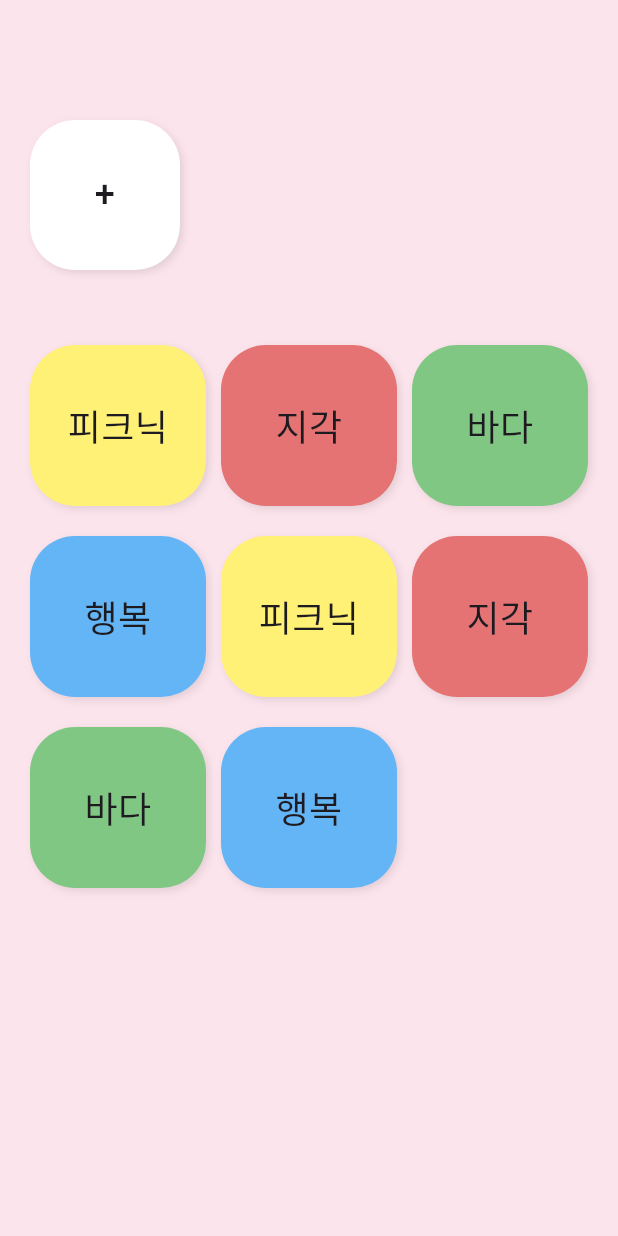
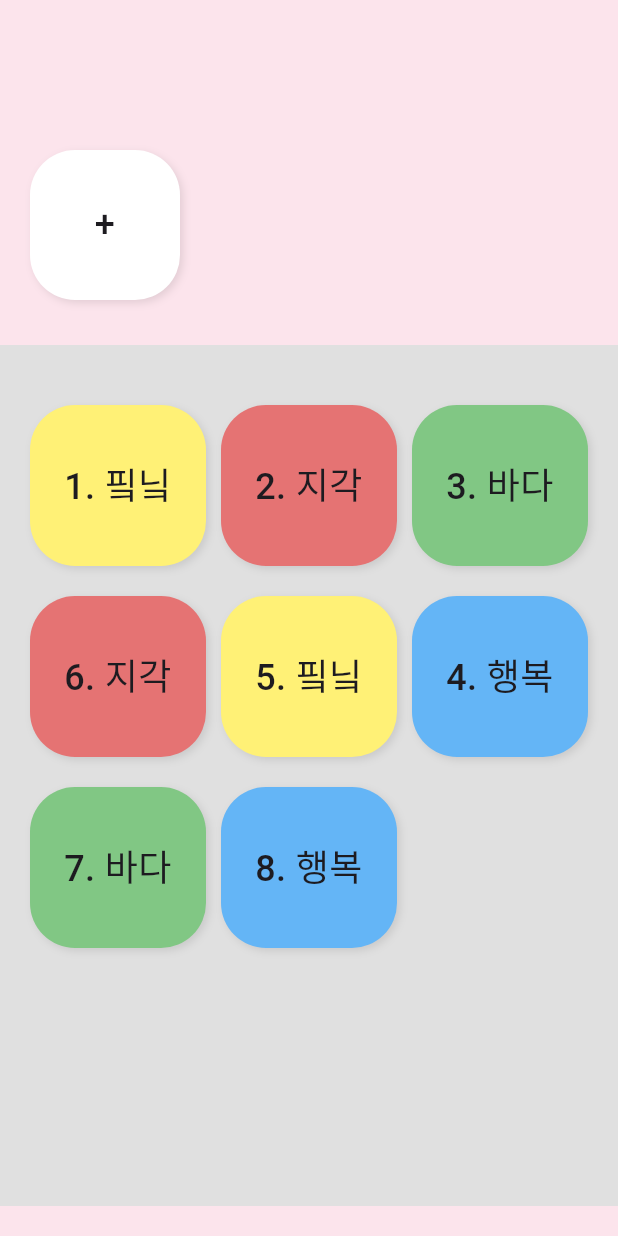
Before and after one commit to zigsong/insidegram, a Flutter app: the screen it shows after launch, on a phone screen of 412 x 824 dp. Run offline on Flutter 3.47's test engine with Material 3 defaults, Android fonts, the phone set to English and light mode, and no system bars.

Commit message:
feat: order beadItems, separate bg color

```diff
--- a/lib/screens/home_screen.dart
+++ b/lib/screens/home_screen.dart
@@ -14,10 +14,14 @@ class _HomescreenState extends State<Homescreen> {
   @override
   Widget build(BuildContext context) {
     List<BeadItem> beadItemsData = [
-      BeadItem(title: '피크닉'),
-      BeadItem(title: '지각', color: Colors.red.shade300),
-      BeadItem(title: '바다', color: Colors.green.shade300),
-      BeadItem(title: '행복', color: Colors.blue.shade300),
+      BeadItem(title: '1. 핔닠'),
+      BeadItem(title: '2. 지각', color: Colors.red.shade300),
+      BeadItem(title: '3. 바다', color: Colors.green.shade300),
+      BeadItem(title: '4. 행복', color: Colors.blue.shade300),
+      BeadItem(title: '5. 핔닠'),
+      BeadItem(title: '6. 지각', color: Colors.red.shade300),
+      BeadItem(title: '7. 바다', color: Colors.green.shade300),
+      BeadItem(title: '8. 행복', color: Colors.blue.shade300),
     ];
 
     List<Widget> beadItems = beadItemsData.map((item) {
@@ -40,10 +44,36 @@ class _HomescreenState extends State<Homescreen> {
       );
     }).toList();
 
+    const int columnCount = 3; // 열의 수
+    final int rowCount = (beadItems.length / columnCount).ceil(); // 행의 수
+
+    final List<List<Widget>> transformedData = [];
+    for (int i = 0; i < columnCount; i++) {
+      List<Widget> columnData = [];
+      for (int j = 0; j < rowCount; j++) {
+        if ((i * columnCount + j) < beadItems.length) {
+          columnData.add(beadItems[(i * columnCount) + j]);
+        }
+      }
+      if (i % 2 == 1) {
+        columnData = columnData.reversed.toList();
+      }
+      transformedData.add(columnData);
+    }
+
+    final List<Widget> finalData = [];
+    for (int i = 0; i < rowCount; i++) {
+      for (int j = 0; j < columnCount; j++) {
+        if (i < transformedData.length && j < transformedData[i].length) {
+          finalData.add(transformedData[i][j]);
+        }
+      }
+    }
+
     return Scaffold(
       backgroundColor: Colors.pink.shade50,
       body: Container(
-          padding: const EdgeInsets.all(20),
+          padding: const EdgeInsets.symmetric(vertical: 20),
           child: Column(
             crossAxisAlignment: CrossAxisAlignment.start,
             children: [
@@ -57,14 +87,21 @@ class _HomescreenState extends State<Homescreen> {
                         MaterialPageRoute(
                             builder: (context) => const NoteScreen()));
                   },
-                  child: const Bead(title: '+', color: Colors.white)),
+                  child: const Padding(
+                    padding: EdgeInsets.all(20),
+                    child: Bead(title: '+', color: Colors.white),
+                  )),
               Expanded(
-                child: GridView.count(
-                    padding: const EdgeInsets.symmetric(vertical: 40),
-                    crossAxisCount: 3,
-                    crossAxisSpacing: 10,
-                    mainAxisSpacing: 10,
-                    children: [...beadItems, ...beadItems]),
+                child: Container(
+                  padding: const EdgeInsets.symmetric(horizontal: 20),
+                  color: Colors.grey.shade300,
+                  child: GridView.count(
+                      padding: const EdgeInsets.symmetric(vertical: 40),
+                      crossAxisCount: 3,
+                      crossAxisSpacing: 10,
+                      mainAxisSpacing: 10,
+                      children: finalData),
+                ),
               ),
             ],
           )),
```
